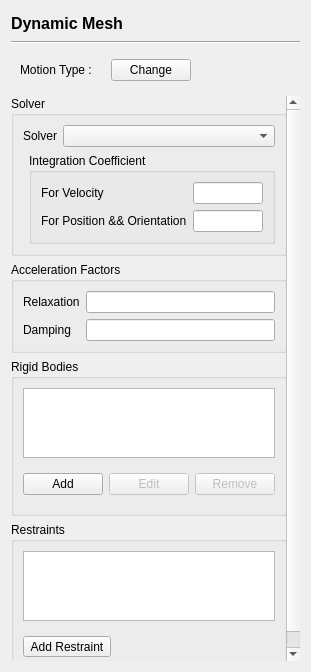
This is baramFlow/view/setup/dynamic_mesh/dynamic_mesh_page.ui in xupeiwust/baram as Qt 5 draws it before an edit. The edited form follows.
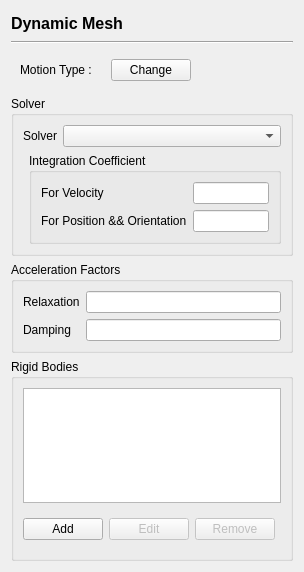
This is the edited form. Custom widgets are drawn as their Qt base class.

```diff
--- a/baramFlow/view/setup/dynamic_mesh/dynamic_mesh_page.ui
+++ b/baramFlow/view/setup/dynamic_mesh/dynamic_mesh_page.ui
@@ -6,8 +6,8 @@
    <rect>
     <x>0</x>
     <y>0</y>
-    <width>311</width>
-    <height>672</height>
+    <width>304</width>
+    <height>572</height>
    </rect>
   </property>
   <property name="windowTitle">
@@ -244,8 +244,8 @@
            <rect>
             <x>0</x>
             <y>0</y>
-            <width>293</width>
-            <height>567</height>
+            <width>286</width>
+            <height>465</height>
            </rect>
           </property>
           <layout class="QVBoxLayout" name="rbdScrollLayout" stretch="0,0,0,0">
@@ -477,67 +477,7 @@
                  <item>
                   <spacer name="bodyButtonSpacer">
                    <property name="orientation">
-                    <enum>Qt::Horizontal</enum>
-                   </property>
-                   <property name="sizeHint" stdset="0">
-                    <size>
-                     <width>40</width>
-                     <height>20</height>
-                    </size>
-                   </property>
-                  </spacer>
-                 </item>
-                </layout>
-               </widget>
-              </item>
-             </layout>
-            </widget>
-           </item>
-           <item>
-            <widget class="QGroupBox" name="restraintsGroup">
-             <property name="title">
-              <string>Restraints</string>
-             </property>
-             <layout class="QVBoxLayout" name="restraintsGroupLayout">
-              <item>
-               <widget class="ContentSizedListWidget" name="rbdRestraintList">
-                <property name="contextMenuPolicy">
-                 <enum>Qt::CustomContextMenu</enum>
-                </property>
-                <property name="verticalScrollBarPolicy">
-                 <enum>Qt::ScrollBarAlwaysOff</enum>
-                </property>
-                <property name="horizontalScrollBarPolicy">
-                 <enum>Qt::ScrollBarAlwaysOff</enum>
-                </property>
-                <property name="sizeAdjustPolicy">
-                 <enum>QAbstractScrollArea::AdjustToContents</enum>
-                </property>
-               </widget>
-              </item>
-              <item>
-               <widget class="QWidget" name="addRestraintWidget" native="true">
-                <layout class="QHBoxLayout" name="addRestraintLayout">
-                 <property name="leftMargin">
-                  <number>0</number>
-                 </property>
-                 <property name="rightMargin">
-                  <number>0</number>
-                 </property>
-                 <item>
-                  <widget class="QToolButton" name="addRestraintButton">
-                   <property name="text">
-                    <string>Add Restraint</string>
-                   </property>
-                   <property name="popupMode">
-                    <enum>QToolButton::InstantPopup</enum>
-                   </property>
-                  </widget>
-                 </item>
-                 <item>
-                  <spacer name="addRestraintSpacer">
-                   <property name="orientation">
-                    <enum>Qt::Horizontal</enum>
+                    <enum>Qt::Orientation::Horizontal</enum>
                    </property>
                    <property name="sizeHint" stdset="0">
                     <size>
@@ -569,16 +509,16 @@
    <extends>QComboBox</extends>
    <header location="global">widgets.python_combo_box</header>
   </customwidget>
-  <customwidget>
-   <class>ContentSizedListWidget</class>
-   <extends>QListWidget</extends>
-   <header location="global">widgets.content_sized_list_widget</header>
-  </customwidget>
   <customwidget>
    <class>PFloatLineEdit</class>
    <extends>QLineEdit</extends>
    <header location="global">widgets.pfloat_line_edit</header>
   </customwidget>
+  <customwidget>
+   <class>ContentSizedListWidget</class>
+   <extends>QListWidget</extends>
+   <header location="global">widgets.content_sized_list_widget</header>
+  </customwidget>
  </customwidgets>
  <resources/>
  <connections/>
```
Left out of the diff: 28 changed lines with no effect on the pictures.
